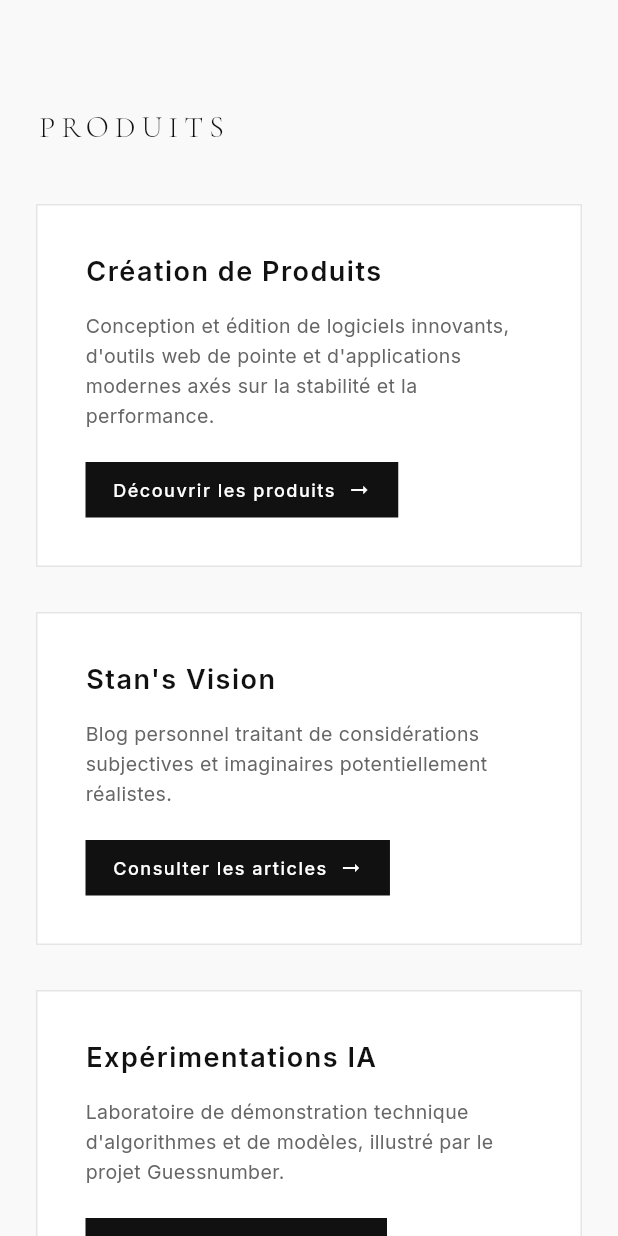
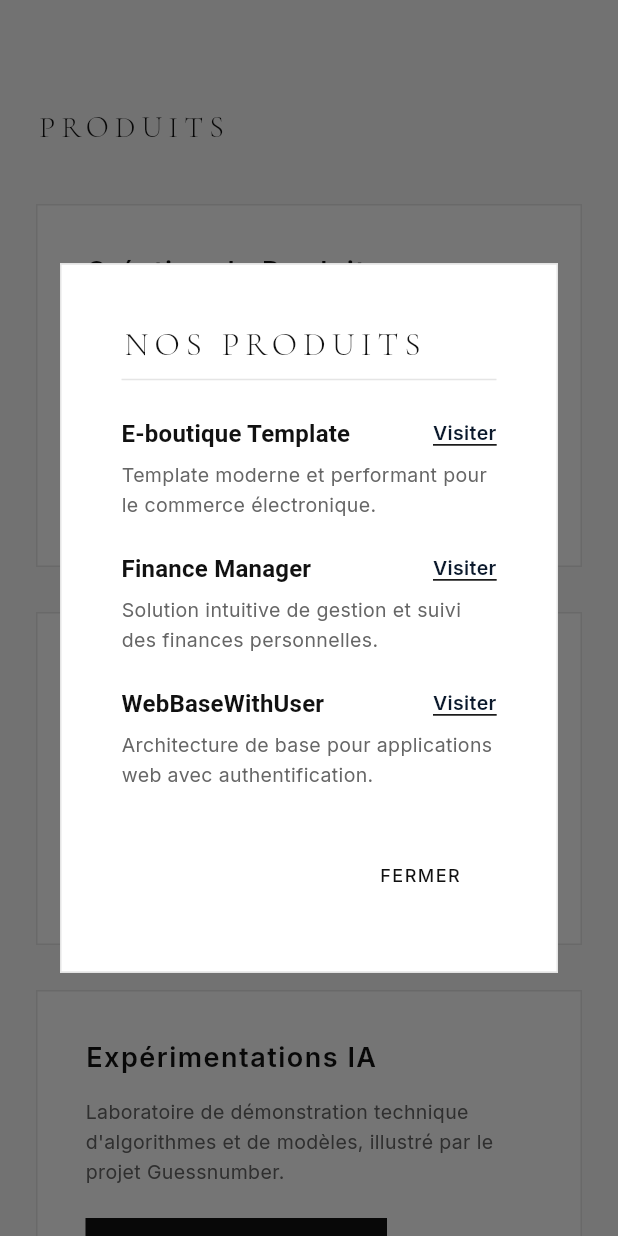
Before and after one commit to Stanworld80/stanworld.org, a Flutter app: the screen it shows after launch, scrolled down 576 dp, after a tap on "Création de Produits", on a phone screen of 412 x 824 dp. Run offline on Flutter 3.47's test engine with Material 3 defaults, Android fonts, the phone set to English and light mode, and no system bars; our stand-ins replace google_fonts.

Commit message:
fix(home): replace self-loop product link with a clean modal dialog listing products

```diff
--- a/lib/pages/home_page.dart
+++ b/lib/pages/home_page.dart
@@ -15,7 +15,129 @@ class StanworldHomePage extends StatelessWidget {
     }
   }
 
-  List<Widget> _buildShowcaseItems() {
+  void _showProductsDialog(BuildContext context) {
+    final theme = Theme.of(context);
+    showDialog(
+      context: context,
+      builder: (BuildContext context) {
+        return Dialog(
+          shape: const RoundedRectangleBorder(
+            borderRadius: BorderRadius.zero,
+          ),
+          backgroundColor: theme.colorScheme.surface,
+          child: Container(
+            constraints: const BoxConstraints(maxWidth: 500),
+            padding: const EdgeInsets.all(40),
+            decoration: BoxDecoration(
+              border: Border.all(color: theme.colorScheme.outline, width: 1),
+            ),
+            child: Column(
+              mainAxisSize: MainAxisSize.min,
+              crossAxisAlignment: CrossAxisAlignment.start,
+              children: [
+                Text(
+                  "NOS PRODUITS",
+                  style: theme.textTheme.displayMedium?.copyWith(
+                    fontSize: 22,
+                    letterSpacing: 4.0,
+                  ),
+                ),
+                const SizedBox(height: 10),
+                const Divider(),
+                const SizedBox(height: 24),
+                _buildProductItem(
+                  context,
+                  title: "E-boutique Template",
+                  description: "Template moderne et performant pour le commerce électronique.",
+                  url: "https://ebt.stanworld.org",
+                ),
+                const SizedBox(height: 20),
+                _buildProductItem(
+                  context,
+                  title: "Finance Manager",
+                  description: "Solution intuitive de gestion et suivi des finances personnelles.",
+                  url: "https://financemanager.stanworld.org",
+                ),
+                const SizedBox(height: 20),
+                _buildProductItem(
+                  context,
+                  title: "WebBaseWithUser",
+                  description: "Architecture de base pour applications web avec authentification.",
+                  url: "https://webbasewithuser.stanworld.org",
+                ),
+                const SizedBox(height: 32),
+                Align(
+                  alignment: Alignment.centerRight,
+                  child: TextButton(
+                    onPressed: () => Navigator.of(context).pop(),
+                    style: TextButton.styleFrom(
+                      foregroundColor: theme.colorScheme.primary,
+                      shape: const RoundedRectangleBorder(
+                        borderRadius: BorderRadius.zero,
+                      ),
+                      padding: const EdgeInsets.symmetric(horizontal: 24, vertical: 12),
+                    ),
+                    child: Text(
+                      "FERMER",
+                      style: theme.textTheme.labelLarge?.copyWith(
+                        color: theme.colorScheme.primary,
+                      ),
+                    ),
+                  ),
+                ),
+              ],
+            ),
+          ),
+        );
+      },
+    );
+  }
+
+  Widget _buildProductItem(
+    BuildContext context, {
+    required String title,
+    required String description,
+    required String url,
+  }) {
+    final theme = Theme.of(context);
+    return Column(
+      crossAxisAlignment: CrossAxisAlignment.start,
+      children: [
+        Row(
+          mainAxisAlignment: MainAxisAlignment.spaceBetween,
+          children: [
+            Text(
+              title,
+              style: theme.textTheme.titleMedium?.copyWith(
+                fontWeight: FontWeight.bold,
+              ),
+            ),
+            InkWell(
+              onTap: () {
+                Navigator.of(context).pop();
+                _launchUrl(url);
+              },
+              child: Text(
+                "Visiter",
+                style: theme.textTheme.bodyMedium?.copyWith(
+                  color: theme.colorScheme.secondary,
+                  decoration: TextDecoration.underline,
+                  fontWeight: FontWeight.w600,
+                ),
+              ),
+            ),
+          ],
+        ),
+        const SizedBox(height: 6),
+        Text(
+          description,
+          style: theme.textTheme.bodyMedium,
+        ),
+      ],
+    );
+  }
+
+  List<Widget> _buildShowcaseItems(BuildContext context) {
     return [
       MinimalistShowcaseCard(
         title: "Création de Produits",
@@ -23,7 +145,7 @@ class StanworldHomePage extends StatelessWidget {
             "Conception et édition de logiciels innovants, d'outils web de pointe et d'applications modernes axés sur la stabilité et la performance.",
         actionLabel: "Découvrir les produits",
         url: "https://stanislasselleinformatique.fr",
-        onTap: () => _launchUrl("https://stanislasselleinformatique.fr"),
+        onTap: () => _showProductsDialog(context),
       ),
       MinimalistShowcaseCard(
         title: "Stan's Vision",
@@ -56,7 +178,7 @@ class StanworldHomePage extends StatelessWidget {
   Widget build(BuildContext context) {
     final screenSize = MediaQuery.of(context).size;
     final isDesktop = screenSize.width > 950;
-    final showcaseItems = _buildShowcaseItems();
+    final showcaseItems = _buildShowcaseItems(context);
 
     return Scaffold(
       body: SafeArea(
```
Also changed, not shown: 1 other file.
